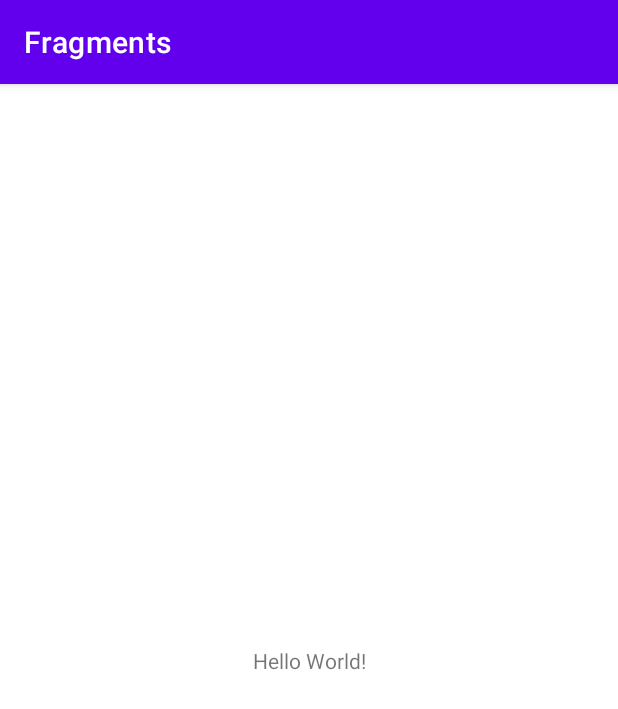
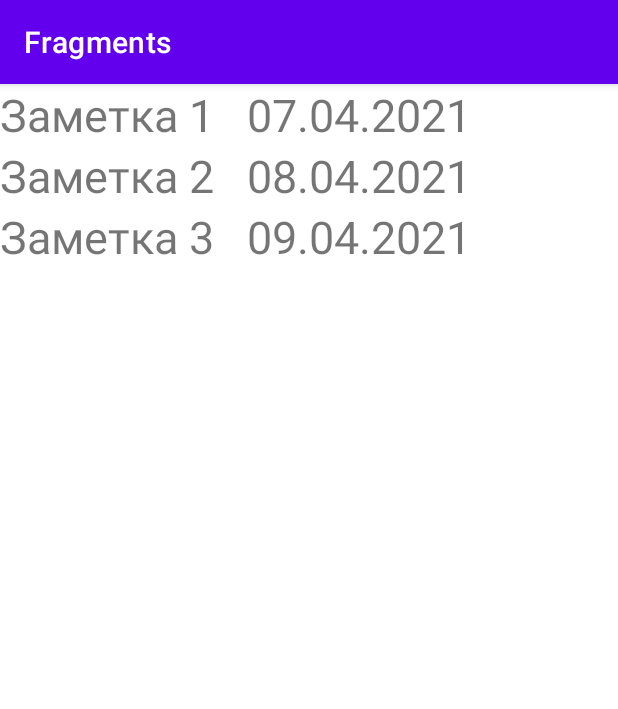
Before and after one commit to Nikita-Vikulov/Fragments, an Android app: the screen it shows after launch (MainActivity), on a phone screen of 412 x 824 dp. Shown: the top 709 px of the screen. Run offline under Robolectric (Android 15) with nearby library versions, the phone set to English and light mode, and no system bars.

Commit message:
HomeWork6

```diff
--- a/app/build.gradle
+++ b/app/build.gradle
@@ -33,6 +33,7 @@ dependencies {
     implementation 'androidx.appcompat:appcompat:1.2.0'
     implementation 'com.google.android.material:material:1.3.0'
     implementation 'androidx.constraintlayout:constraintlayout:2.0.4'
+    implementation 'androidx.legacy:legacy-support-v4:1.0.0'
     testImplementation 'junit:junit:4.+'
     androidTestImplementation 'androidx.test.ext:junit:1.1.2'
     androidTestImplementation 'androidx.test.espresso:espresso-core:3.3.0'
--- a/app/src/main/AndroidManifest.xml
+++ b/app/src/main/AndroidManifest.xml
@@ -9,6 +9,7 @@
         android:roundIcon="@mipmap/ic_launcher_round"
         android:supportsRtl="true"
         android:theme="@style/Theme.Fragments">
+        <activity android:name=".CoatOfNotesActivity"></activity>
         <activity android:name=".MainActivity">
             <intent-filter>
                 <action android:name="android.intent.action.MAIN" />
--- a/app/src/main/java/com/example/fragments/MainActivity.java
+++ b/app/src/main/java/com/example/fragments/MainActivity.java
@@ -1,11 +1,10 @@
 package com.example.fragments;
+
+import android.os.Bundle;
 
 import androidx.appcompat.app.AppCompatActivity;
 
-import android.os.Bundle;
-
 public class MainActivity extends AppCompatActivity {
-
     @Override
     protected void onCreate(Bundle savedInstanceState) {
         super.onCreate(savedInstanceState);
--- /dev/null
+++ b/app/src/main/java/com/example/fragments/NotesFragment.java
@@ -0,0 +1,150 @@
+package com.example.fragments;
+
+import android.content.Intent;
+import android.content.res.Configuration;
+import android.os.Bundle;
+import android.view.LayoutInflater;
+import android.view.View;
+import android.view.ViewGroup;
+import android.widget.LinearLayout;
+import android.widget.TextView;
+
+import androidx.annotation.NonNull;
+import androidx.annotation.Nullable;
+import androidx.fragment.app.Fragment;
+import androidx.fragment.app.FragmentManager;
+import androidx.fragment.app.FragmentTransaction;
+
+public class NotesFragment extends Fragment {
+    public static final String CURRENT_NOTE = "CurrentCity";
+    private int currentPosition = 0;
+    private boolean isLandscape;
+    public static String description;
+
+    // При создании фрагмента укажем его макет
+    @Override
+    public View onCreateView(LayoutInflater inflater, ViewGroup container,
+                             Bundle savedInstanceState) {
+        return inflater.inflate(R.layout.fragment_notes, container, false);
+    }
+
+    // вызывается после создания макета фрагмента, здесь мы проинициализируем список
+    @Override
+    public void onViewCreated(@NonNull View view, @Nullable Bundle savedInstanceState) {
+        super.onViewCreated(view, savedInstanceState);
+        initList(view);
+    }
+
+    public static class Notes extends NotesFragment {
+        final private String name, description, date;
+
+        public Notes(String name, String description, String date) {
+            this.name = name;
+            this.description = description;
+            this.date = date;
+        }
+
+        static Notes note_1 = new Notes("Заметка 1", "Содержимое первой заметки", "07.04.2021");
+        static Notes note_2 = new Notes("Заметка 2", "Содержимое второй заметки", "08.04.2021");
+        static Notes note_3 = new Notes("Заметка 3", "Содержимое третьей заметки", "09.04.2021");
+        static String n1 = (note_1.name + "   " + note_1.date);
+        static String n2 = (note_2.name + "   " + note_2.date);
+        static String n3 = (note_3.name + "   " + note_3.date);
+        static String nd1 = (note_1.name + "\n" + note_1.description);
+        static String nd2 = (note_2.name + "\n" + note_2.description);
+        static String nd3 = (note_3.name + "\n" + note_3.description);
+        static String[] notes = {n1, n2, n3};
+    }
+
+
+    // создаём список городов на экране из массива в ресурсах
+    private void initList(View view) {
+        LinearLayout layoutView = (LinearLayout) view;
+        // В этом цикле создаём элемент TextView,
+        // заполняем его значениями,
+        // и добавляем на экран.
+        // Кроме того, создаём обработку касания на элемент
+        for (int i = 0; i < Notes.notes.length; i++) {
+            TextView tv = new TextView(getContext());
+            tv.setText(Notes.notes[i]);
+            tv.setTextSize(30);
+            layoutView.addView(tv);
+            final int fi = i;
+            tv.setOnClickListener(v -> {
+                currentPosition = fi;
+                showCoatOfNotes(currentPosition);
+            });
+        }
+    }
+
+    // Сохраним текущую позицию (вызывается перед выходом из фрагмента)
+    @Override
+    public void onSaveInstanceState(@NonNull Bundle outState) {
+        outState.putInt(CURRENT_NOTE, currentPosition);
+        super.onSaveInstanceState(outState);
+    }
+
+    // activity создана, можно к ней обращаться. Выполним начальные действия
+    @Override
+    public void onActivityCreated(Bundle savedInstanceState) {
+        super.onActivityCreated(savedInstanceState);
+        // Определение, можно ли будет расположить рядом герб в другом фрагменте
+        isLandscape = getResources().getConfiguration().orientation
+                == Configuration.ORIENTATION_LANDSCAPE;
+        // Если это не первое создание, то восстановим текущую позицию
+        if (savedInstanceState != null) {
+            // Восстановление текущей позиции.
+            currentPosition = savedInstanceState.getInt(CURRENT_NOTE, 0);
+        }
+        // Если можно нарисовать рядом герб, то сделаем это
+        if (isLandscape) {
+            showLandCoatOfNotes(0);
+        }
+    }
+
+    private void showCoatOfNotes(int index) {
+        if (isLandscape) {
+            showLandCoatOfNotes(index);
+        } else {
+            showPortCoatOfNotes(index);
+        }
+        description(index);
+    }
+
+    public void description(int index) {
+        switch (index) {
+            case 0:
+                description = Notes.nd1;
+                break;
+            case 1:
+                description = Notes.nd2;
+                break;
+            case 2:
+                description = Notes.nd3;
+                break;
+        }
+    }
+
+    // Показать герб в ландшафтной ориентации
+    private void showLandCoatOfNotes(int index) {
+        // Создаём новый фрагмент с текущей позицией для вывода герба
+        CoatOfNotesFragment detail = CoatOfNotesFragment.newInstance(index);
+        // Выполняем транзакцию по замене фрагмента
+        FragmentManager fragmentManager = requireActivity().getSupportFragmentManager();
+        FragmentTransaction fragmentTransaction = fragmentManager.beginTransaction();
+        fragmentTransaction.replace(R.id.description, detail);// замена фрагмента
+        fragmentTransaction.setTransition(FragmentTransaction.TRANSIT_FRAGMENT_FADE);
+        fragmentTransaction.commit();
+
+    }
+
+    // Показать герб в портретной ориентации.
+    private void showPortCoatOfNotes(int index) {
+        // Откроем вторую activity
+        Intent intent = new Intent();
+        intent.setClass(getActivity(), CoatOfNotesActivity.class);
+        // и передадим туда параметры
+        intent.putExtra(CoatOfNotesFragment.ARG_INDEX, index);
+        startActivity(intent);
+    }
+}
--- /dev/null
+++ b/app/src/main/res/layout-land/activity_main.xml
@@ -0,0 +1,22 @@
+<?xml version="1.0" encoding="utf-8"?>
+<!-- это макет для альбомной ориентации -->
+<LinearLayout xmlns:android="http://schemas.android.com/apk/res/android"
+    android:orientation="horizontal"
+    android:layout_width="match_parent"
+    android:layout_height="match_parent">
+
+    <!-- Фрагмент с выбором городов -->
+    <fragment android:name="com.example.fragments.NotesFragment"
+        android:id="@+id/notes"
+        android:layout_weight="1"
+        android:layout_width="0px"
+        android:layout_height="match_parent" />
+
+    <!-- Здесь будет герб выбранного города -->
+    <FrameLayout
+        android:id="@+id/description"
+        android:layout_width="0px"
+        android:layout_height="match_parent"
+        android:layout_weight="1"
+        android:background="?android:attr/detailsElementBackground"/>
+</LinearLayout>
--- a/app/src/main/res/layout/activity_main.xml
+++ b/app/src/main/res/layout/activity_main.xml
@@ -1,18 +1,12 @@
-<?xml version="1.0" encoding="utf-8"?>
-<androidx.constraintlayout.widget.ConstraintLayout xmlns:android="http://schemas.android.com/apk/res/android"
-    xmlns:app="http://schemas.android.com/apk/res-auto"
-    xmlns:tools="http://schemas.android.com/tools"
+<?xml version="1.0" encoding="utf-8"?><!-- это макет для портретной ориентации -->
+<!-- в портретной ориентации у activity только один фрагмент -->
+<FrameLayout xmlns:android="http://schemas.android.com/apk/res/android"
     android:layout_width="match_parent"
-    android:layout_height="match_parent"
-    tools:context=".MainActivity">
+    android:layout_height="match_parent">
 
-    <TextView
-        android:layout_width="wrap_content"
-        android:layout_height="wrap_content"
-        android:text="Hello World!"
-        app:layout_constraintBottom_toBottomOf="parent"
-        app:layout_constraintLeft_toLeftOf="parent"
-        app:layout_constraintRight_toRightOf="parent"
-        app:layout_constraintTop_toTopOf="parent" />
-
-</androidx.constraintlayout.widget.ConstraintLayout>
+    <fragment
+        android:id="@+id/notes"
+        android:name="com.example.fragments.NotesFragment"
+        android:layout_width="match_parent"
+        android:layout_height="match_parent" />
+</FrameLayout>
--- /dev/null
+++ b/app/src/main/res/layout/fragment_notes.xml
@@ -0,0 +1,5 @@
+<?xml version="1.0" encoding="utf-8"?>
+<LinearLayout xmlns:android="http://schemas.android.com/apk/res/android"
+    android:orientation="vertical" android:layout_width="match_parent"
+    android:layout_height="match_parent">
+</LinearLayout>
--- a/app/src/main/res/values/strings.xml
+++ b/app/src/main/res/values/strings.xml
@@ -1,3 +1,4 @@
 <resources>
     <string name="app_name">Fragments</string>
+    <string name="hello_blank_fragment">Hello blank fragment</string>
 </resources>
```
Also changed, not shown: app/src/main/java/com/example/fragments/CoatOfNotesActivity.java (added, +31 -0 lines), app/src/main/java/com/example/fragments/CoatOfNotesFragment.java (added, +48 -0 lines), app/src/main/res/layout/activity_coat_of_notes.xml (added, +9 -0 lines), app/src/main/res/layout/fragments_coat_of_notes.xml (added, +13 -0 lines).
